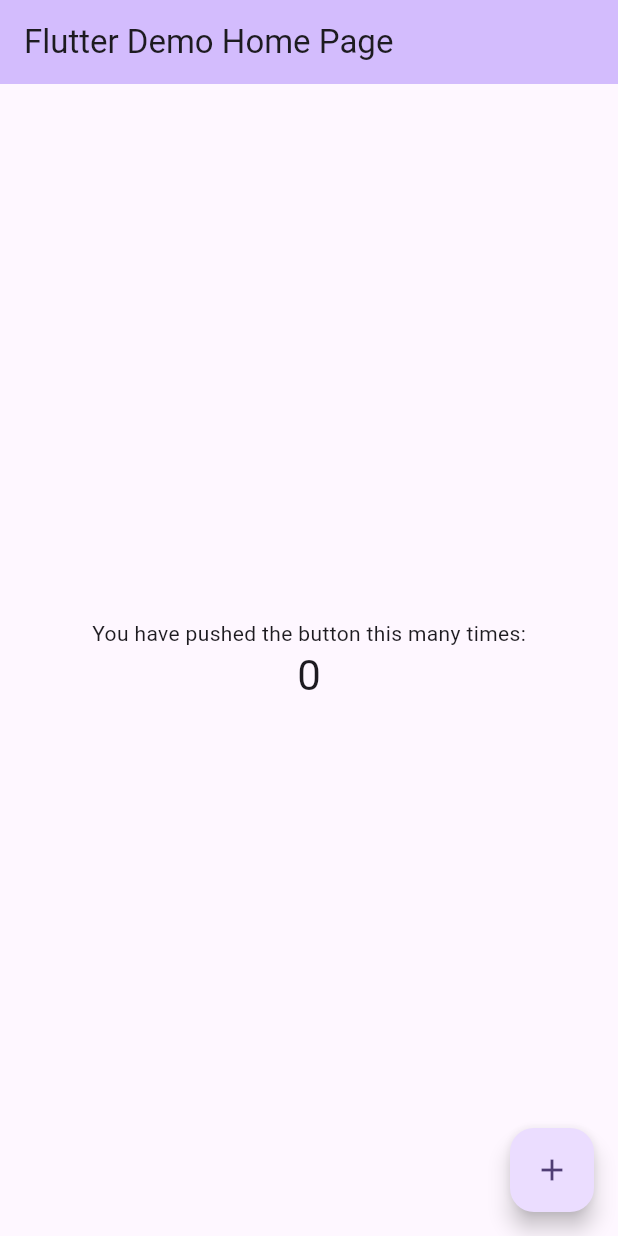
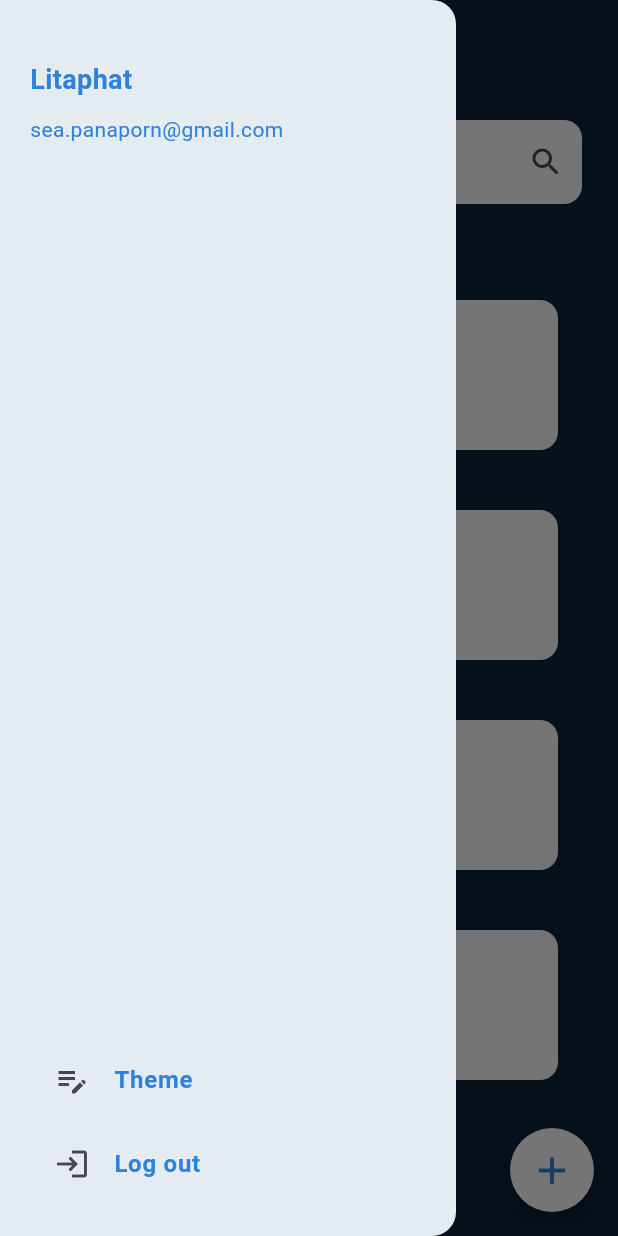
Before and after one commit to sseaary/Cardy, a Flutter app: the screen it shows after launch, with the side drawer open (before the commit the screen has no drawer), on a phone screen of 412 x 824 dp. Run offline on Flutter 3.47's test engine with Material 3 defaults, Android fonts, the phone set to English and light mode, and no system bars; our stand-ins replace cloud_firestore, firebase_core; accounts and stored records are empty.

Commit message:
feat(ui): add register, login, and home pages

```diff
--- /dev/null
+++ b/lib/home.dart
@@ -0,0 +1,160 @@
+import 'package:flutter/material.dart';
+
+class Home extends StatefulWidget {
+  const Home({super.key});
+
+  @override
+  State<Home> createState() => _HomeState();
+}
+
+class _HomeState extends State<Home> {
+  @override
+  Widget build(BuildContext context) {
+    return Scaffold(
+      backgroundColor: Color(0xFF0D243D),
+      drawer: Drawer(
+        backgroundColor: Color(0xFFE5ECF1),
+        child: Padding(
+          padding: const EdgeInsets.all(20.0),
+          child: Column(
+            crossAxisAlignment: CrossAxisAlignment.start,
+            children: [
+              SizedBox(height: 20),
+              Text(
+                'Litaphat',
+                style: TextStyle(
+                  color: Color(0xFF2E82DB),
+                  fontSize: 18,
+                  fontWeight: FontWeight.bold,
+                ),
+              ),
+              SizedBox(height: 10),
+              Text(
+                'sea.panaporn@gmail.com',
+                style: TextStyle(color: Color(0xFF2E82DB)),
+              ),
+              Spacer(),
+              ListTile(
+                leading: Icon(Icons.edit_note),
+                title: Text(
+                  "Theme",
+                  style: TextStyle(
+                    color: Color(0xFF2E82DB),
+                    fontWeight: FontWeight.bold,
+                  ),
+                ),
+              ),
+              ListTile(
+                leading: Icon(Icons.login_outlined),
+                title: Text(
+                  "Log out",
+                  style: TextStyle(
+                    color: Color(0xFF2E82DB),
+                    fontWeight: FontWeight.bold,
+                  ),
+                ),
+              ),
+            ],
+          ),
+        ),
+      ),
+      appBar: AppBar(
+        title: Text("CARDY", style: TextStyle(color: Colors.white)),
+        backgroundColor: Color(0xFF0D243D),
+        centerTitle: true,
+        iconTheme: IconThemeData(color: Colors.white),
+      ),
+      body: Column(
+        children: [
+          Padding(
+            padding: const EdgeInsets.all(24.0),
+
+            child: TextField(
+              decoration: InputDecoration(
+                filled: true,
+                fillColor: Colors.white,
+                border: OutlineInputBorder(
+                  borderSide: BorderSide.none,
+                  borderRadius: BorderRadius.circular(12),
+                ),
+                hintText: 'search',
+                suffixIcon: Icon(Icons.search_rounded),
+              ),
+            ),
+          ),
+          SizedBox(height: 40),
+          Expanded(
+            child: ListView.separated(
+              itemCount: 4,
+              itemBuilder: (context, index) {
+                return Container(
+                  height: 100,
+                  padding: EdgeInsets.all(16),
+                  margin: EdgeInsets.symmetric(horizontal: 40),
+                  decoration: BoxDecoration(
+                    borderRadius: BorderRadius.circular(12),
+                    color: Colors.white,
+                  ),
+                  child: ListTile(
+                    title: Text(
+                      'Level - A1',
+                      style: TextStyle(
+                        color: Colors.black,
+                        fontWeight: FontWeight.bold,
+                      ),
+                    ),
+                    subtitle: Text("cards: 20"),
+                  ),
+                );
+              },
+              separatorBuilder: (context, index) => SizedBox(height: 40),
+            ),
+          ),
+        ],
+      ),
+      floatingActionButton: FloatingActionButton(
+        backgroundColor: Colors.white,
+        onPressed: () {
+          showModalBottomSheet(
+            context: context,
+            isScrollControlled: true, // เปิดให้สูงเกินค่า default
+            shape: RoundedRectangleBorder(
+              borderRadius: BorderRadius.vertical(top: Radius.circular(20)),
+            ),
+            backgroundColor: Colors.white,
+            builder: (context) {
+              return Container(
+                height:
+                    MediaQuery.of(context).size.height *
+                    0.3, // สูง 70% ของหน้าจอ
+                padding: EdgeInsets.only(
+                  bottom: MediaQuery.of(context).viewInsets.bottom,
+                  left: 16,
+                  right: 16,
+                  top: 24,
+                ),
+                child: Column(
+                  children: [
+                    TextField(
+                      decoration: InputDecoration(
+                        labelText: 'Title',
+                        border: OutlineInputBorder(),
+                      ),
+                    ),
+                    SizedBox(height: 16),
+                    ElevatedButton(
+                      onPressed: () => Navigator.pop(context),
+                      child: Text('Create'),
+                    ),
+                  ],
+                ),
+              );
+            },
+          );
+        },
+        child: Icon(Icons.add, color: Color(0xFF2E82DB), size: 30),
+        shape: CircleBorder(),
+      ),
+    );
+  }
+}
--- a/lib/main.dart
+++ b/lib/main.dart
@@ -1,122 +1,30 @@
 import 'package:flutter/material.dart';
+import 'package:firebase_core/firebase_core.dart';
+import 'package:flutter_cardy/home.dart';
+import 'package:flutter_cardy/login.dart';
+import 'package:flutter_cardy/register.dart';
+import 'package:flutter_cardy/test.dart';
 
-void main() {
-  runApp(const MyApp());
+void main() async {
+  // Code ไว้เชื่อม firebase
+  WidgetsFlutterBinding.ensureInitialized();
+  await Firebase.initializeApp();
+  runApp(MyApp());
 }
 
 class MyApp extends StatelessWidget {
   const MyApp({super.key});
-
-  // This widget is the root of your application.
   @override
   Widget build(BuildContext context) {
     return MaterialApp(
       title: 'Flutter Demo',
       theme: ThemeData(
-        // This is the theme of your application.
-        //
-        // TRY THIS: Try running your application with "flutter run". You'll see
-        // the application has a purple toolbar. Then, without quitting the app,
-        // try changing the seedColor in the colorScheme below to Colors.green
-        // and then invoke "hot reload" (save your changes or press the "hot
-        // reload" button in a Flutter-supported IDE, or press "r" if you used
-        // the command line to start the app).
-        //
-        // Notice that the counter didn't reset back to zero; the application
-        // state is not lost during the reload. To reset the state, use hot
-        // restart instead.
-        //
-        // This works for code too, not just values: Most code changes can be
-        // tested with just a hot reload.
         colorScheme: ColorScheme.fromSeed(seedColor: Colors.deepPurple),
       ),
-      home: const MyHomePage(title: 'Flutter Demo Home Page'),
+      home: Home(),
+      // home: Login(),
+      // home: Register(),
+      // home: AddUserScreen(),
     );
   }
 }
-
-class MyHomePage extends StatefulWidget {
-  const MyHomePage({super.key, required this.title});
-
-  // This widget is the home page of your application. It is stateful, meaning
-  // that it has a State object (defined below) that contains fields that affect
-  // how it looks.
-
-  // This class is the configuration for the state. It holds the values (in this
-  // case the title) provided by the parent (in this case the App widget) and
-  // used by the build method of the State. Fields in a Widget subclass are
-  // always marked "final".
-
-  final String title;
-
-  @override
-  State<MyHomePage> createState() => _MyHomePageState();
-}
-
-class _MyHomePageState extends State<MyHomePage> {
-  int _counter = 0;
-
-  void _incrementCounter() {
-    setState(() {
-      // This call to setState tells the Flutter framework that something has
-      // changed in this State, which causes it to rerun the build method below
-      // so that the display can reflect the updated values. If we changed
-      // _counter without calling setState(), then the build method would not be
-      // called again, and so nothing would appear to happen.
-      _counter++;
-    });
-  }
-
-  @override
-  Widget build(BuildContext context) {
-    // This method is rerun every time setState is called, for instance as done
-    // by the _incrementCounter method above.
-    //
-    // The Flutter framework has been optimized to make rerunning build methods
-    // fast, so that you can just rebuild anything that needs updating rather
-    // than having to individually change instances of widgets.
-    return Scaffold(
-      appBar: AppBar(
-        // TRY THIS: Try changing the color here to a specific color (to
-        // Colors.amber, perhaps?) and trigger a hot reload to see the AppBar
-        // change color while the other colors stay the same.
-        backgroundColor: Theme.of(context).colorScheme.inversePrimary,
-        // Here we take the value from the MyHomePage object that was created by
-        // the App.build method, and use it to set our appbar title.
-        title: Text(widget.title),
-      ),
-      body: Center(
-        // Center is a layout widget. It takes a single child and positions it
-        // in the middle of the parent.
-        child: Column(
-          // Column is also a layout widget. It takes a list of children and
-          // arranges them vertically. By default, it sizes itself to fit its
-          // children horizontally, and tries to be as tall as its parent.
-          //
-          // Column has various properties to control how it sizes itself and
-          // how it positions its children. Here we use mainAxisAlignment to
-          // center the children vertically; the main axis here is the vertical
-          // axis because Columns are vertical (the cross axis would be
-          // horizontal).
-          //
-          // TRY THIS: Invoke "debug painting" (choose the "Toggle Debug Paint"
-          // action in the IDE, or press "p" in the console), to see the
-          // wireframe for each widget.
-          mainAxisAlignment: MainAxisAlignment.center,
-          children: <Widget>[
-            const Text('You have pushed the button this many times:'),
-            Text(
-              '$_counter',
-              style: Theme.of(context).textTheme.headlineMedium,
-            ),
-          ],
-        ),
-      ),
-      floatingActionButton: FloatingActionButton(
-        onPressed: _incrementCounter,
-        tooltip: 'Increment',
-        child: const Icon(Icons.add),
-      ), // This trailing comma makes auto-formatting nicer for build methods.
-    );
-  }
-}
--- a/pubspec.yaml
+++ b/pubspec.yaml
@@ -34,6 +34,8 @@ dependencies:
   # The following adds the Cupertino Icons font to your application.
   # Use with the CupertinoIcons class for iOS style icons.
   cupertino_icons: ^1.0.8
+  cloud_firestore: ^5.6.9
+  firebase_core: ^3.14.0
 
 dev_dependencies:
   flutter_test:
```
Also changed, not shown: lib/login.dart (added, +126 -0 lines), lib/register.dart (added, +139 -0 lines), lib/test.dart (added, +78 -0 lines), flutter_01.png (added), pubspec.lock, 12 other files.
